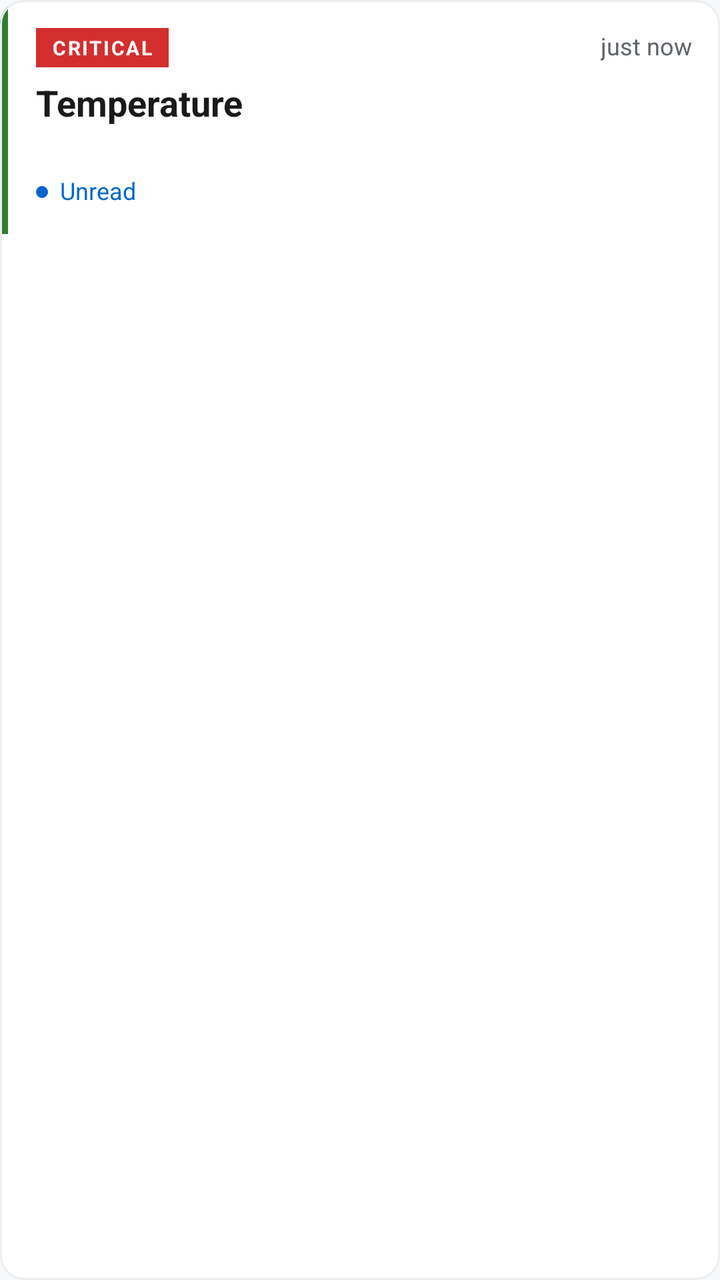
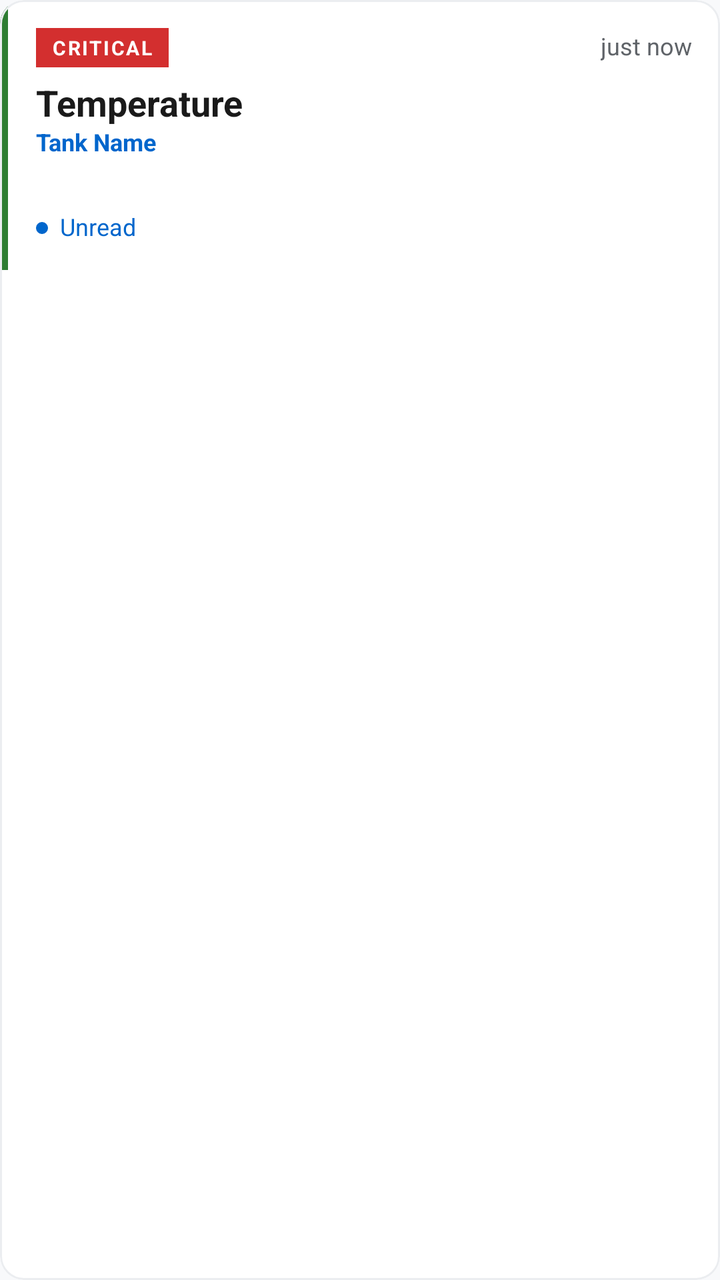

Before-and-after screenshots of an Android layout around one commit, followed by the original layout XML and the change that was made.
<!-- AndroidManifest.xml: application theme Theme.CraySafe -->
<!-- res/layout/item_alert.xml -->
<?xml version="1.0" encoding="utf-8"?>
<com.google.android.material.card.MaterialCardView
    xmlns:android="http://schemas.android.com/apk/res/android"
    xmlns:app="http://schemas.android.com/apk/res-auto"
    android:layout_width="match_parent"
    android:layout_height="wrap_content"
    android:layout_marginBottom="@dimen/space_sm"
    android:clickable="true"
    android:focusable="true"
    app:cardCornerRadius="@dimen/radius_md"
    app:cardElevation="0dp"
    app:strokeColor="@color/card_stroke"
    app:strokeWidth="1dp"
    app:rippleColor="@color/surface_variant">

    <LinearLayout
        android:layout_width="match_parent"
        android:layout_height="wrap_content"
        android:orientation="horizontal">

        
        <View
            android:id="@+id/severityStrip"
            android:layout_width="4dp"
            android:layout_height="match_parent"
            android:background="@color/safe" />

        <LinearLayout
            android:layout_width="0dp"
            android:layout_height="wrap_content"
            android:layout_weight="1"
            android:orientation="vertical"
            android:padding="14dp">

            
            <LinearLayout
                android:layout_width="match_parent"
                android:layout_height="wrap_content"
                android:orientation="horizontal"
                android:gravity="center_vertical">

                <TextView
                    android:id="@+id/tvSeverity"
                    android:layout_width="wrap_content"
                    android:layout_height="wrap_content"
                    android:text="CRITICAL"
                    android:textSize="10sp"
                    android:textStyle="bold"
                    android:letterSpacing="0.08"
                    android:paddingStart="8dp"
                    android:paddingEnd="8dp"
                    android:paddingTop="3dp"
                    android:paddingBottom="3dp"
                    android:textColor="@color/white"
                    android:background="@color/critical" />

                <View
                    android:layout_width="0dp"
                    android:layout_height="1dp"
                    android:layout_weight="1" />

                <TextView
                    android:id="@+id/tvDate"
                    style="@style/Text.Caption"
                    android:layout_width="wrap_content"
                    android:layout_height="wrap_content"
                    android:text="just now" />
            </LinearLayout>

            
            <TextView
                android:id="@+id/tvParameter"
                style="@style/Text.H3"
                android:layout_width="wrap_content"
                android:layout_height="wrap_content"
                android:text="Temperature"
                android:layout_marginTop="8dp" />

            
            <TextView
                android:id="@+id/tvHeadline"
                style="@style/Text.Body"
                android:layout_width="match_parent"
                android:layout_height="wrap_content"
                android:text=""
                android:maxLines="2"
                android:ellipsize="end"
                android:textColor="@color/text_secondary"
                android:layout_marginTop="2dp" />

            
            <LinearLayout
                android:id="@+id/unreadRow"
                android:layout_width="wrap_content"
                android:layout_height="wrap_content"
                android:orientation="horizontal"
                android:gravity="center_vertical"
                android:layout_marginTop="8dp">

                <View
                    android:layout_width="6dp"
                    android:layout_height="6dp"
                    android:background="@drawable/bg_status_dot"
                    android:backgroundTint="@color/primary" />

                <TextView
                    style="@style/Text.Caption"
                    android:layout_width="wrap_content"
                    android:layout_height="wrap_content"
                    android:text="Unread"
                    android:textColor="@color/primary"
                    android:layout_marginStart="6dp" />
            </LinearLayout>
        </LinearLayout>
    </LinearLayout>
</com.google.android.material.card.MaterialCardView>
<!-- resources referenced by this layout -->
<resources>
  <color name="card_stroke">#EBEDF0</color>
  <color name="critical">#D32F2F</color>
  <color name="primary">#0066CC</color>
  <color name="safe">#2E7D32</color>
  <color name="surface_variant">#F1F3F5</color>
  <color name="text_secondary">#5F6368</color>
  <color name="white">#FFFFFFFF</color>
  <dimen name="radius_md">12dp</dimen>
  <dimen name="space_sm">8dp</dimen>
  <!-- drawable bg_status_dot (drawable) -->
  <?xml version="1.0" encoding="utf-8"?>
  <shape xmlns:android="http://schemas.android.com/apk/res/android"
      android:shape="oval">
      <solid android:color="@color/safe" />
      <size
          android:width="10dp"
          android:height="10dp" />
  </shape>
  <style name="Text.Body">
          <item name="android:textSize">14sp</item>
      </style>
  <style name="Text.Caption">
          <item name="android:textSize">12sp</item>
          <item name="android:textColor">@color/text_secondary</item>
      </style>
  <style name="Text.H3">
          <item name="android:textSize">18sp</item>
          <item name="android:textStyle">bold</item>
      </style>
  <style name="Theme.CraySafe" parent="Theme.MaterialComponents.Light.NoActionBar">
          <item name="colorPrimary">@color/primary</item>
          <item name="colorPrimaryVariant">@color/primary_dark</item>
          <item name="colorOnPrimary">@color/white</item>
  
          <item name="colorSecondary">@color/secondary</item>
          <item name="colorSecondaryVariant">@color/secondary_dark</item>
          <item name="colorOnSecondary">@color/white</item>
  
          <item name="android:colorBackground">@color/background</item>
          <item name="colorSurface">@color/surface</item>
          <item name="colorOnSurface">@color/text_primary</item>
          <item name="colorError">@color/critical</item>
  
          <item name="android:statusBarColor">@color/primary_dark</item>
          <item name="android:windowLightStatusBar">false</item>
  
          <item name="android:navigationBarColor">@color/surface</item>
      </style>
  <color name="primary_dark">#004C99</color>
  <color name="secondary">#00B8A0</color>
  <color name="secondary_dark">#008A78</color>
  <color name="background">#F8F9FB</color>
  <color name="surface">#FFFFFF</color>
  <color name="text_primary">#1A1A1A</color>
</resources>

<!-- the commit's change to res/layout/item_alert.xml (unified diff, before → after) -->
@@ -76,6 +76,16 @@
                 android:text="Temperature"
                 android:layout_marginTop="8dp" />
 
+            <TextView
+                android:id="@+id/tvTankName"
+                style="@style/Text.Caption"
+                android:layout_width="wrap_content"
+                android:layout_height="wrap_content"
+                android:text="Tank Name"
+                android:textColor="@color/primary"
+                android:textStyle="bold"
+                android:layout_marginTop="2dp" />
+
             
             <TextView
                 android:id="@+id/tvHeadline"
@@ -86,7 +96,7 @@
                 android:maxLines="2"
                 android:ellipsize="end"
                 android:textColor="@color/text_secondary"
-                android:layout_marginTop="2dp" />
+                android:layout_marginTop="4dp" />
 
             
             <LinearLayout
